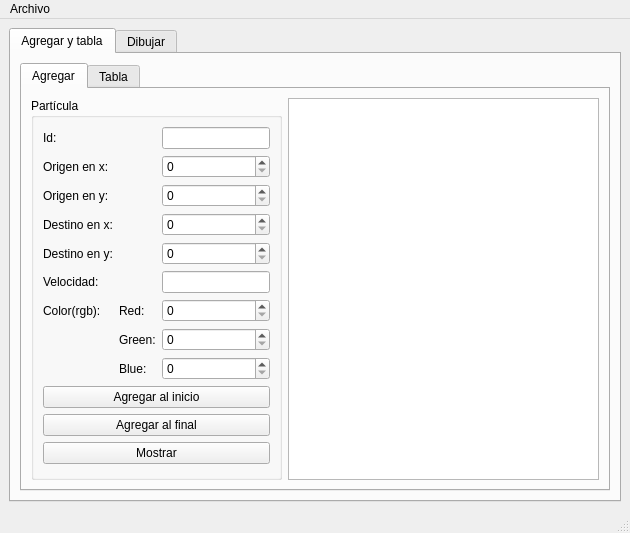
ian16munoz3nunez1/particula_mainwindow, file particula.ui: the form before one commit.
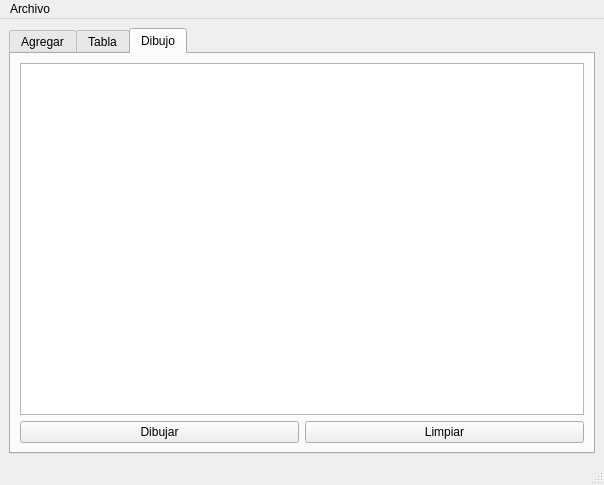
The form after the commit.

Commit message: Interfaz de usuario con la actualización para dibujar

```diff
--- a/particula.ui
+++ b/particula.ui
@@ -6,29 +6,19 @@
    <rect>
     <x>0</x>
     <y>0</y>
-    <width>630</width>
-    <height>497</height>
+    <width>604</width>
+    <height>473</height>
    </rect>
   </property>
   <property name="windowTitle">
    <string>MainWindow</string>
   </property>
   <widget class="QWidget" name="centralwidget">
-   <layout class="QGridLayout" name="gridLayout">
-    <item row="0" column="0">
-     <widget class="QTabWidget" name="tabWidget_2">
-      <property name="currentIndex">
-       <number>0</number>
-      </property>
-      <widget class="QWidget" name="tab_3">
-       <attribute name="title">
-        <string>Agregar y tabla</string>
-       </attribute>
        <layout class="QGridLayout" name="gridLayout_5">
         <item row="0" column="0">
          <widget class="QTabWidget" name="tabWidget">
           <property name="currentIndex">
-           <number>0</number>
+       <number>2</number>
           </property>
           <widget class="QWidget" name="tab">
            <attribute name="title">
@@ -226,15 +216,11 @@
             </item>
            </layout>
           </widget>
-         </widget>
-        </item>
-       </layout>
-      </widget>
-      <widget class="QWidget" name="tab_4">
+      <widget class="QWidget" name="tab_3">
        <attribute name="title">
-        <string>Dibujar</string>
+        <string>Dibujo</string>
        </attribute>
-       <layout class="QGridLayout" name="gridLayout_6">
+       <layout class="QGridLayout" name="gridLayout">
         <item row="0" column="0" colspan="2">
          <widget class="QGraphicsView" name="graphicsView"/>
         </item>
@@ -263,7 +249,7 @@
     <rect>
      <x>0</x>
      <y>0</y>
-     <width>630</width>
+     <width>604</width>
      <height>21</height>
     </rect>
    </property>
```
Lines whose indentation alone changed are shown as unchanged.
